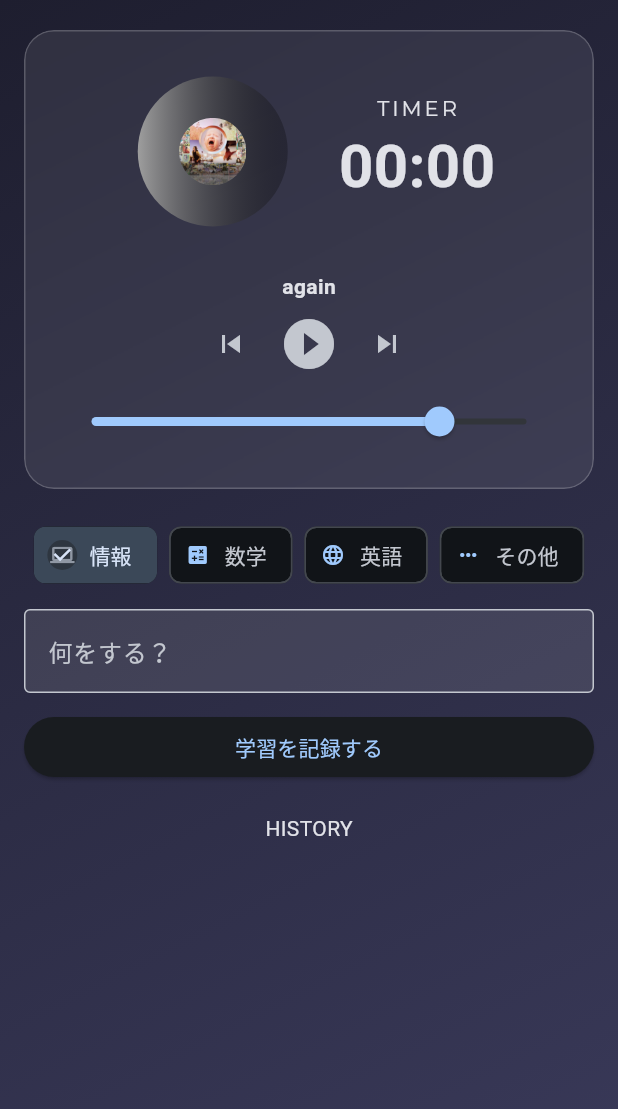
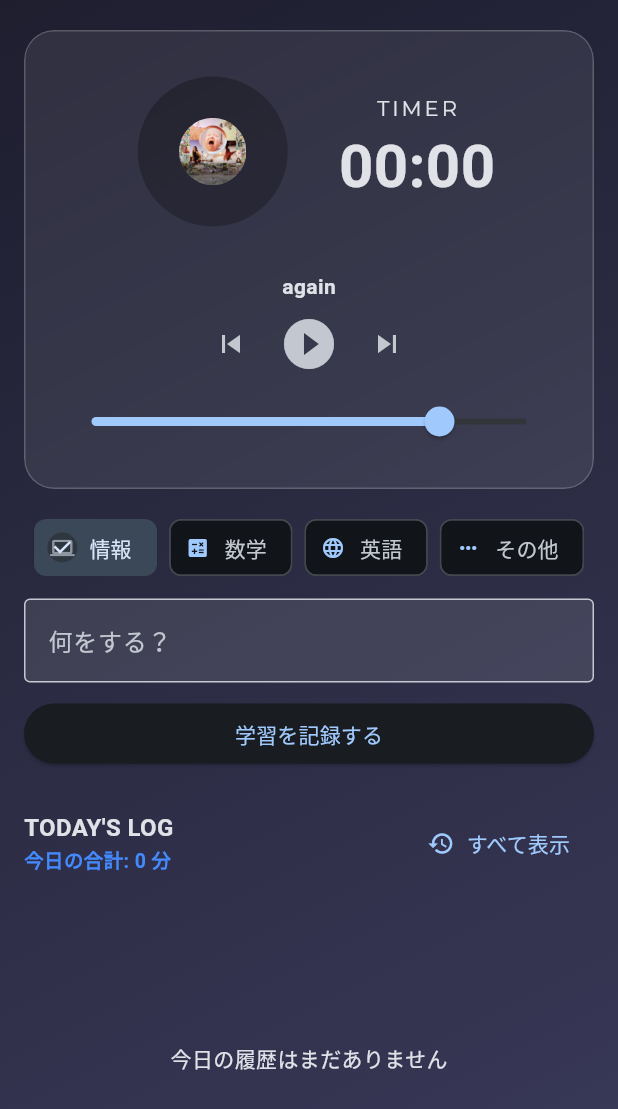
Before and after one commit to RinShimizu788/flutter_application_1, a Flutter app: the screen it shows after launch, on a phone screen of 412 x 824 dp. Shown: the top 1109 px of the screen. Run offline on Flutter 3.47's test engine with Material 3 defaults, Android fonts, the phone set to English and light mode, and no system bars; our stand-ins replace audioplayers, google_fonts, shared_preferences.

Commit message:
合計時間!

```diff
--- a/lib/main.dart
+++ b/lib/main.dart
@@ -18,8 +18,8 @@ class StudyLog {
   final String subject;
   final int minutes;
   final String memo;
-  final DateTime startTime; // 開始時刻
-  final DateTime endTime;   // 終了時刻
+  final DateTime startTime;
+  final DateTime endTime;
 
   StudyLog({
     required this.subject,
@@ -49,7 +49,6 @@ class StudyLog {
     );
   }
 
-  // 表示用のフォーマット関数
   String get formattedFullDate {
     final weekDays = ["日", "月", "火", "水", "木", "金", "土"];
     final w = weekDays[startTime.weekday % 7];
@@ -82,6 +81,47 @@ class MyApp extends StatelessWidget {
   }
 }
 
+// 別画面：全履歴ページ
+class HistoryPage extends StatelessWidget {
+  final List<StudyLog> allLogs;
+  final Map<String, IconData> subjectIcons;
+
+  const HistoryPage({super.key, required this.allLogs, required this.subjectIcons});
+
+  @override
+  Widget build(BuildContext context) {
+    return Scaffold(
+      appBar: AppBar(title: const Text("すべての学習履歴")),
+      body: Container(
+        decoration: const BoxDecoration(
+          gradient: LinearGradient(
+            colors: [Color(0xFF1E1E2F), Color(0xFF3A3A5A)],
+            begin: Alignment.topLeft,
+            end: Alignment.bottomRight,
+          ),
+        ),
+        child: allLogs.isEmpty
+            ? const Center(child: Text("履歴がありません"))
+            : ListView.builder(
+                padding: const EdgeInsets.all(16),
+                itemCount: allLogs.length,
+                itemBuilder: (_, i) {
+                  final log = allLogs[i];
+                  return Card(
+                    color: Colors.white.withOpacity(0.05),
+                    child: ListTile(
+                      leading: Icon(subjectIcons[log.subject] ?? Icons.book, color: Colors.blueAccent),
+                      title: Text(log.memo.isEmpty ? '（メモなし）' : log.memo),
+                      subtitle: Text('${log.subject} • ${log.minutes}分\n${log.formattedFullDate} ${log.formattedTimeRange}'),
+                    ),
+                  );
+                },
+              ),
+      ),
+    );
+  }
+}
+
 class StudyTimerPage extends StatefulWidget {
   const StudyTimerPage({super.key});
 
@@ -89,8 +129,7 @@ class StudyTimerPage extends StatefulWidget {
   State<StudyTimerPage> createState() => _StudyTimerPageState();
 }
 
-class _StudyTimerPageState extends State<StudyTimerPage>
-    with SingleTickerProviderStateMixin {
+class _StudyTimerPageState extends State<StudyTimerPage> with SingleTickerProviderStateMixin {
   double volume = 0.8;
   int elapsedSeconds = 0;
   int goalSeconds = 1500;
@@ -122,6 +161,19 @@ class _StudyTimerPageState extends State<StudyTimerPage>
   };
 
   double get progress => (elapsedSeconds / goalSeconds).clamp(0.0, 1.0);
+
+  // ⭐ 今日のログ抽出
+  List<StudyLog> get todayLogs {
+    final now = DateTime.now();
+    return logs.where((log) {
+      return log.startTime.year == now.year &&
+             log.startTime.month == now.month &&
+             log.startTime.day == now.day;
+    }).toList();
+  }
+
+  // ⭐ 今日の合計学習時間（分）
+  int get totalMinutesToday => todayLogs.fold(0, (sum, log) => sum + log.minutes);
 
   @override
   void initState() {
@@ -182,18 +234,18 @@ class _StudyTimerPageState extends State<StudyTimerPage>
 
   Future<void> saveLog() async {
     if (elapsedSeconds < 1) return;
-
     try {
       final prefs = await SharedPreferences.getInstance();
       final stored = prefs.getStringList('study_logs') ?? [];
-
-      // 時刻の計算
       final now = DateTime.now();
       final start = now.subtract(Duration(seconds: elapsedSeconds));
 
+      // 保存する「分」の計算（1分未満でも1分として記録するか、そのまま0にするか選べます）
+      final minutesToSave = elapsedSeconds ~/ 60;
+
       final log = StudyLog(
         subject: selectedSubject,
-        minutes: elapsedSeconds ~/ 60,
+        minutes: minutesToSave,
         memo: memoController.text,
         startTime: start,
         endTime: now,
@@ -234,90 +286,7 @@ class _StudyTimerPageState extends State<StudyTimerPage>
     }
   }
 
-  // --- UI Parts ---
-  Widget buildCDWithProgress() {
-    return SizedBox(
-      width: 120, height: 120,
-      child: Stack(
-        alignment: Alignment.center,
-        children: [
-          CircularProgressIndicator(value: progress),
-          RotationTransition(
-            turns: _rotation,
-            child: Container(
-              width: 100, height: 100,
-              decoration: BoxDecoration(
-                shape: BoxShape.circle,
-                gradient: LinearGradient(
-                  colors: isRunning ? [Colors.black, Colors.blueGrey, Colors.black] : [Colors.grey, Colors.black26],
-                ),
-              ),
-            ),
-          ),
-          RotationTransition(
-            turns: _rotation,
-            child: ClipOval(
-              child: Image.asset(
-                'assets/$currentImage',
-                width: 45, height: 45, fit: BoxFit.cover,
-                errorBuilder: (_, __, ___) => const Icon(Icons.music_note),
-              ),
-            ),
-          ),
-        ],
-      ),
-    );
-  }
-
-  Widget buildPlayerControls() {
-    return Column(
-      children: [
-        Text(currentTrack, style: const TextStyle(fontWeight: FontWeight.bold)),
-        Row(
-          mainAxisAlignment: MainAxisAlignment.center,
-          children: [
-            IconButton(
-              icon: const Icon(Icons.skip_previous),
-              onPressed: () {
-                setState(() => selectedTrackIndex = (selectedTrackIndex - 1 + tracks.length) % tracks.length);
-                if (isRunning) playStudyBgm();
-              },
-            ),
-            IconButton(
-              icon: Icon(isRunning ? Icons.pause_circle_filled : Icons.play_circle_filled, size: 40),
-              onPressed: isRunning ? stopTimer : startTimer,
-            ),
-            IconButton(
-              icon: const Icon(Icons.skip_next),
-              onPressed: () {
-                setState(() => selectedTrackIndex = (selectedTrackIndex + 1) % tracks.length);
-                if (isRunning) playStudyBgm();
-              },
-            ),
-          ],
-        ),
-      ],
-    );
-  }
-
-  Widget glassCard({required Widget child}) {
-    return ClipRRect(
-      borderRadius: BorderRadius.circular(20),
-      child: BackdropFilter(
-        filter: ImageFilter.blur(sigmaX: 12, sigmaY: 12),
-        child: Container(
-          padding: const EdgeInsets.all(20),
-          decoration: BoxDecoration(
-            color: Colors.white.withOpacity(0.08),
-            borderRadius: BorderRadius.circular(20),
-            border: Border.all(color: Colors.white.withOpacity(0.2)),
-          ),
-          child: child,
-        ),
-      ),
-    );
-  }
-
+  // --- UI構成 ---
   @override
   Widget build(BuildContext context) {
     const double contentWidth = 410;
@@ -333,6 +302,7 @@ class _StudyTimerPageState extends State<StudyTimerPage>
             child: Column(
               children: [
                 const SizedBox(height: 20),
+                // タイマーカード
                 Center(
                   child: SizedBox(
                     width: contentWidth,
@@ -357,17 +327,14 @@ class _StudyTimerPageState extends State<StudyTimerPage>
                           ),
                           const SizedBox(height: 20),
                           buildPlayerControls(),
-                          Slider(
-                            value: volume,
-                            onChanged: (v) { setState(() => volume = v); player.setVolume(v); },
-                          ),
+                          Slider(value: volume, onChanged: (v) { setState(() => volume = v); player.setVolume(v); }),
                         ],
                       ),
                     ),
                   ),
                 ),
-                const SizedBox(height: 20),
-                // 教科選択とTextFieldは以前と同様
+                const SizedBox(height: 15),
+                // 教科と入力
                 SizedBox(
                   width: contentWidth,
                   child: Wrap(
@@ -380,45 +347,54 @@ class _StudyTimerPageState extends State<StudyTimerPage>
                     )).toList(),
                   ),
                 ),
-                const SizedBox(height: 12),
+                const SizedBox(height: 10),
                 SizedBox(
                   width: contentWidth,
-                  child: TextField(
-                    controller: memoController,
-                    decoration: const InputDecoration(hintText: '何をする？', filled: true, fillColor: Colors.white10, border: OutlineInputBorder()),
+                  child: TextField(controller: memoController, decoration: const InputDecoration(hintText: '何をする？', filled: true, fillColor: Colors.white10, border: OutlineInputBorder())),
+                ),
+                const SizedBox(height: 10),
+                SizedBox(width: contentWidth, child: ElevatedButton(onPressed: saveLog, child: const Text("学習を記録する"))),
+                const SizedBox(height: 25),
+
+                // ⭐ 今日の履歴の見出し + 合計時間
+                SizedBox(
+                  width: contentWidth,
+                  child: Row(
+                    mainAxisAlignment: MainAxisAlignment.spaceBetween,
+                    children: [
+                      Column(
+                        crossAxisAlignment: CrossAxisAlignment.start,
+                        children: [
+                          const Text("TODAY'S LOG", style: TextStyle(fontWeight: FontWeight.bold, fontSize: 16)),
+                          Text("今日の合計: $totalMinutesToday 分", style: const TextStyle(color: Colors.blueAccent, fontWeight: FontWeight.bold, fontSize: 13)),
+                        ],
+                      ),
+                      TextButton.icon(
+                        onPressed: () => Navigator.push(context, MaterialPageRoute(builder: (context) => HistoryPage(allLogs: logs, subjectIcons: subjectIcons))),
+                        icon: const Icon(Icons.history),
+                        label: const Text("すべて表示"),
+                      ),
+                    ],
                   ),
                 ),
-                const SizedBox(height: 12),
-                SizedBox(
-                  width: contentWidth,
-                  child: ElevatedButton(onPressed: saveLog, child: const Text("学習を記録する")),
-                ),
-                const SizedBox(height: 20),
-                const Text("HISTORY"),
-                // ⭐ 履歴表示部分の修正
+
+                // 履歴リスト
                 Expanded(
                   child: SizedBox(
                     width: contentWidth,
-                    child: ListView.builder(
-                      itemCount: logs.length,
+                    child: todayLogs.isEmpty
+                      ? const Center(child: Text("今日の履歴はまだありません"))
+                      : ListView.builder(
+                          itemCount: todayLogs.length,
                           itemBuilder: (_, i) {
-                        final log = logs[i];
+                            final log = todayLogs[i];
                             return Card(
                               margin: const EdgeInsets.only(bottom: 8),
                               color: Colors.white.withOpacity(0.05),
                               child: ListTile(
                                 leading: Icon(subjectIcons[log.subject] ?? Icons.book, color: Colors.blueAccent),
                                 title: Text(log.memo.isEmpty ? '（メモなし）' : log.memo),
-                            subtitle: Column(
-                              crossAxisAlignment: CrossAxisAlignment.start,
-                              children: [
-                                Text('${log.subject} • ${log.minutes}分'),
-                                Text(
-                                  "${log.formattedFullDate}  ${log.formattedTimeRange}",
-                                  style: TextStyle(color: Colors.white70, fontSize: 12),
-                                ),
-                              ],
-                            ),
+                                subtitle: Text('${log.subject} • ${log.minutes}分 / ${log.formattedTimeRange}'),
                               ),
                             );
                           },
@@ -432,4 +408,55 @@ class _StudyTimerPageState extends State<StudyTimerPage>
       ),
     );
   }
+
+  // --- ヘルパーWidget ---
+  Widget buildCDWithProgress() {
+    return SizedBox(
+      width: 120, height: 120,
+      child: Stack(
+        alignment: Alignment.center,
+        children: [
+          CircularProgressIndicator(value: progress),
+          RotationTransition(
+            turns: _rotation,
+            child: Container(width: 100, height: 100, decoration: const BoxDecoration(shape: BoxShape.circle, color: Colors.black26)),
+          ),
+          RotationTransition(
+            turns: _rotation,
+            child: ClipOval(child: Image.asset('assets/$currentImage', width: 45, height: 45, fit: BoxFit.cover, errorBuilder: (_, __, ___) => const Icon(Icons.music_note))),
+          ),
+        ],
+      ),
+    );
   }
+
+  Widget buildPlayerControls() {
+    return Column(
+      children: [
+        Text(currentTrack, style: const TextStyle(fontWeight: FontWeight.bold)),
+        Row(
+          mainAxisAlignment: MainAxisAlignment.center,
+          children: [
+            IconButton(icon: const Icon(Icons.skip_previous), onPressed: () { setState(() => selectedTrackIndex = (selectedTrackIndex - 1 + tracks.length) % tracks.length); if (isRunning) playStudyBgm(); }),
+            IconButton(icon: Icon(isRunning ? Icons.pause_circle_filled : Icons.play_circle_filled, size: 40), onPressed: isRunning ? stopTimer : startTimer),
+            IconButton(icon: const Icon(Icons.skip_next), onPressed: () { setState(() => selectedTrackIndex = (selectedTrackIndex + 1) % tracks.length); if (isRunning) playStudyBgm(); }),
+          ],
+        ),
+      ],
+    );
+  }
+
+  Widget glassCard({required Widget child}) {
+    return ClipRRect(
+      borderRadius: BorderRadius.circular(20),
+      child: BackdropFilter(
+        filter: ImageFilter.blur(sigmaX: 12, sigmaY: 12),
+        child: Container(
+          padding: const EdgeInsets.all(20),
+          decoration: BoxDecoration(color: Colors.white.withOpacity(0.08), borderRadius: BorderRadius.circular(20), border: Border.all(color: Colors.white.withOpacity(0.2))),
+          child: child,
+        ),
+      ),
+    );
+  }
+}
```
Lines whose indentation alone changed are shown as unchanged.
